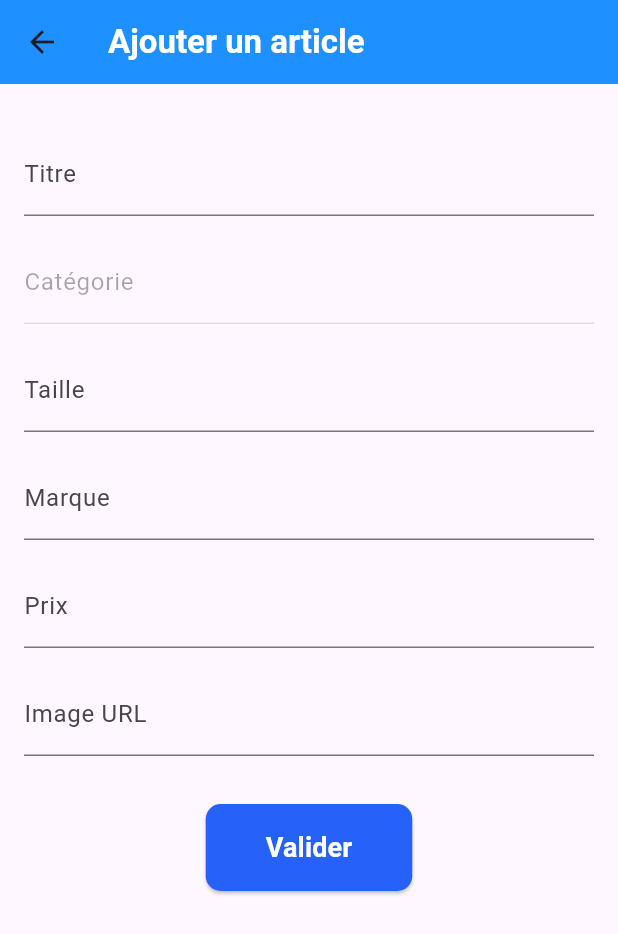
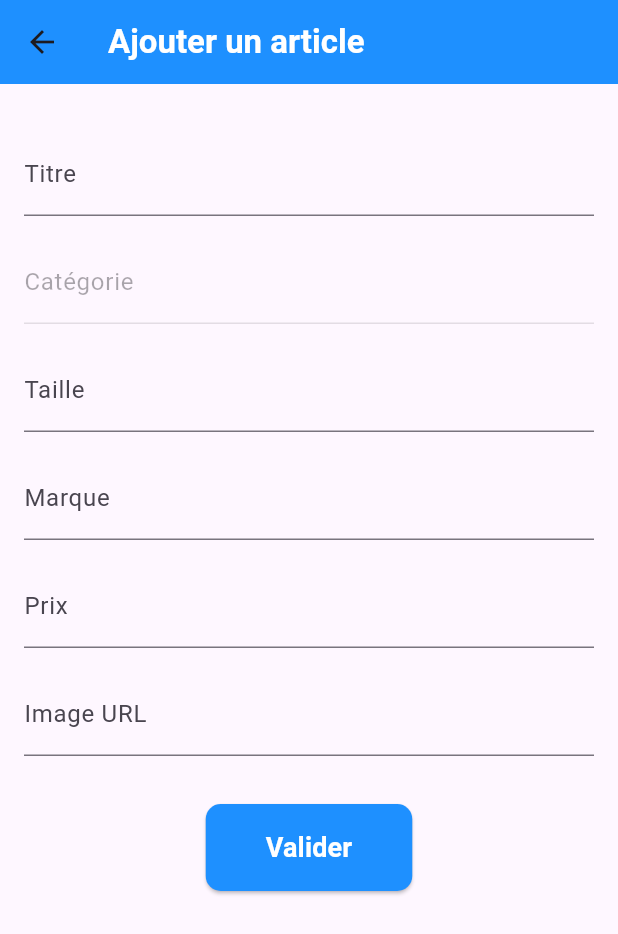
Before and after one commit to JsFn99/VetementApp, a Flutter app: the ProfileScreen screen opened by its route, after a tap on the "add" icon, on a phone screen of 412 x 824 dp. Shown: the top 934 px of the screen. Run offline on Flutter 3.47's test engine with Material 3 defaults, Android fonts, the phone set to English and light mode, and no system bars; our stand-ins replace firebase_auth, firebase_core, firebase_database, google_fonts; missing offline and left inert: tflite_flutter; accounts and stored records are empty.

Commit message:
graphical chart

```diff
--- a/lib/Screens/clothes/details.dart
+++ b/lib/Screens/clothes/details.dart
@@ -178,7 +178,7 @@ class DetailScreen extends StatelessWidget {
                 },
 
                 style: ElevatedButton.styleFrom(
-                  backgroundColor: const Color(0xFF2661FA),
+                  backgroundColor: const Color(0xFF1E90FF),
                   padding: const EdgeInsets.symmetric(vertical: 15),
                   shape: RoundedRectangleBorder(
                     borderRadius: BorderRadius.circular(15),
--- a/lib/Screens/clothes/new_article.dart
+++ b/lib/Screens/clothes/new_article.dart
@@ -235,7 +235,7 @@ class _NewArticleScreenState extends State<NewArticleScreen> {
                   child: ElevatedButton(
                     onPressed: _addArticle,
                     style: ElevatedButton.styleFrom(
-                      backgroundColor: const Color(0xFF2661FA),
+                      backgroundColor: const Color(0xFF1E90FF),
                       padding: const EdgeInsets.symmetric(
                           horizontal: 40, vertical: 16),
                       shape: RoundedRectangleBorder(
--- a/lib/Screens/profil/profil.dart
+++ b/lib/Screens/profil/profil.dart
@@ -244,7 +244,7 @@ class _ProfileScreenState extends State<ProfileScreen> {
               onPressed: _updateUserProfile,
               child: const Text('Valider', style: TextStyle(fontSize: 18, color: Colors.white)),
               style: ElevatedButton.styleFrom(
-                backgroundColor: const Color(0xFF2661FA),
+                backgroundColor: const Color(0xFF1E90FF),
                 padding: const EdgeInsets.symmetric(vertical: 16, horizontal: 40),
                 shape: RoundedRectangleBorder(
                   borderRadius: BorderRadius.circular(15),
@@ -260,7 +260,7 @@ class _ProfileScreenState extends State<ProfileScreen> {
             MaterialPageRoute(builder: (context) => const NewArticleScreen()),
           );
         },
-        backgroundColor: const Color(0xFF2661FA),
+        backgroundColor: const Color(0xFF1E90FF),
         child: const Icon(Icons.add, color: Colors.white),
       ),
     );
```
